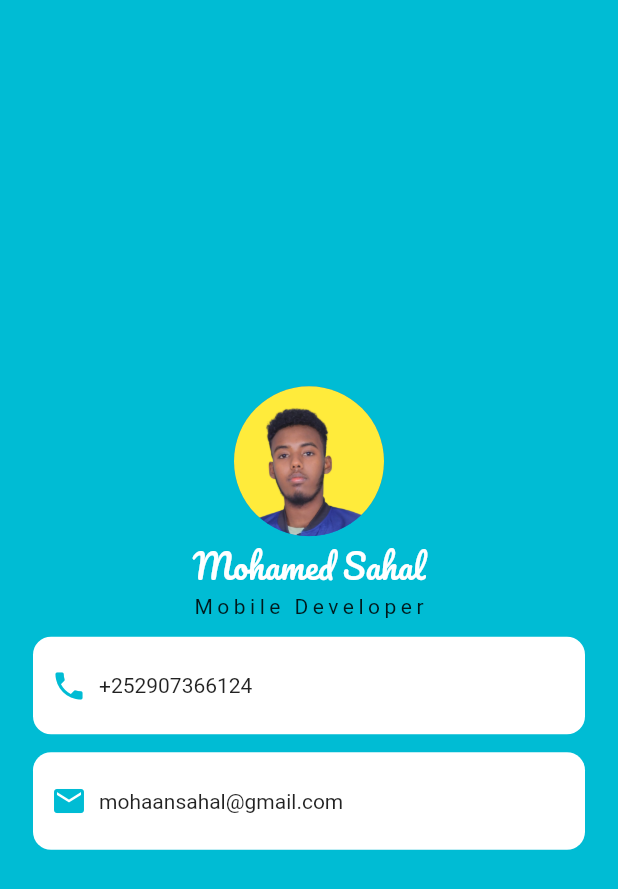
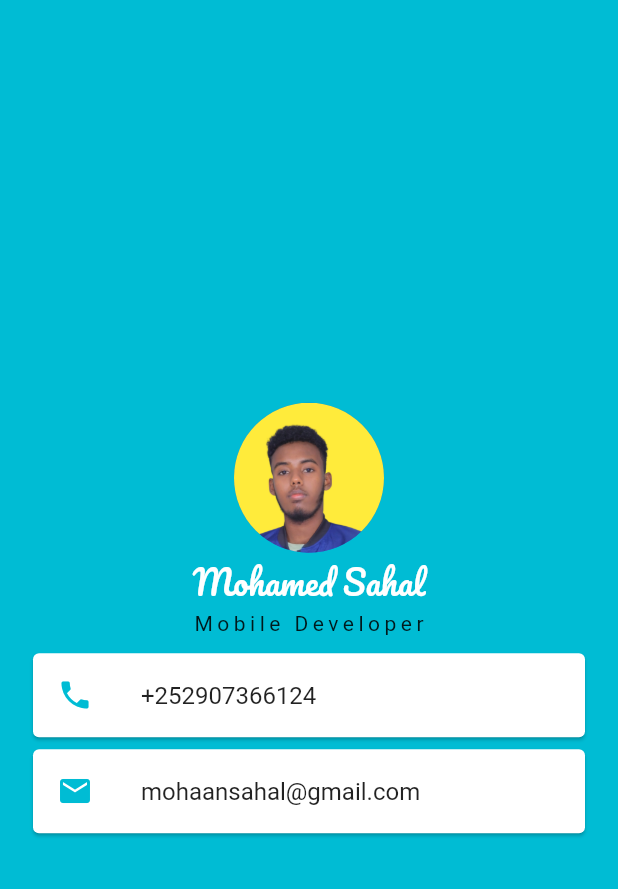
Before and after one commit to mohamedsahal/my_card, a Flutter app: the screen it shows after launch, on a phone screen of 412 x 824 dp. Shown: the top 889 px of the screen. Run offline on Flutter 3.47's test engine with Material 2 defaults, Android fonts, the phone set to English and light mode, and no system bars; our stand-ins replace google_fonts.

Commit message:
Adding Card

```diff
--- a/lib/main.dart
+++ b/lib/main.dart
@@ -36,49 +36,27 @@ class Home extends StatelessWidget {
             SizedBox(
               height: 12.0,
             ),
-            Container(
-              padding: EdgeInsets.only(left: 12.0),
+            Card(
               margin: EdgeInsets.only(left: 22.0, right: 22.0),
-              height: 65.0,
-              decoration: BoxDecoration(
-                color: Colors.white,
-                borderRadius: BorderRadius.circular(12.0),
-              ),
-              child: Row(
-                children: [
-                  Icon(
+              child: ListTile(
+                leading: Icon(
                   Icons.phone,
                   color: Colors.cyan,
                 ),
-                  SizedBox(
-                    width: 8.0,
-                  ),
-                  Text('+252907366124'),
-                ],
+                title: Text('+252907366124'),
               ),
             ),
             SizedBox(
-              height: 12.0,
+              height: 8,
             ),
-            Container(
-              padding: EdgeInsets.only(left: 12.0),
+            Card(
               margin: EdgeInsets.only(left: 22.0, right: 22.0),
-              height: 65.0,
-              decoration: BoxDecoration(
-                color: Colors.white,
-                borderRadius: BorderRadius.circular(12.0),
-              ),
-              child: Row(
-                children: [
-                  Icon(
+              child: ListTile(
+                leading: Icon(
                   Icons.email,
                   color: Colors.cyan,
                 ),
-                  SizedBox(
-                    width: 8.0,
-                  ),
-                  Text('mohaansahal@gmail.com'),
-                ],
+                title: Text('mohaansahal@gmail.com'),
               ),
             ),
           ],
```
Lines whose indentation alone changed are shown as unchanged.
